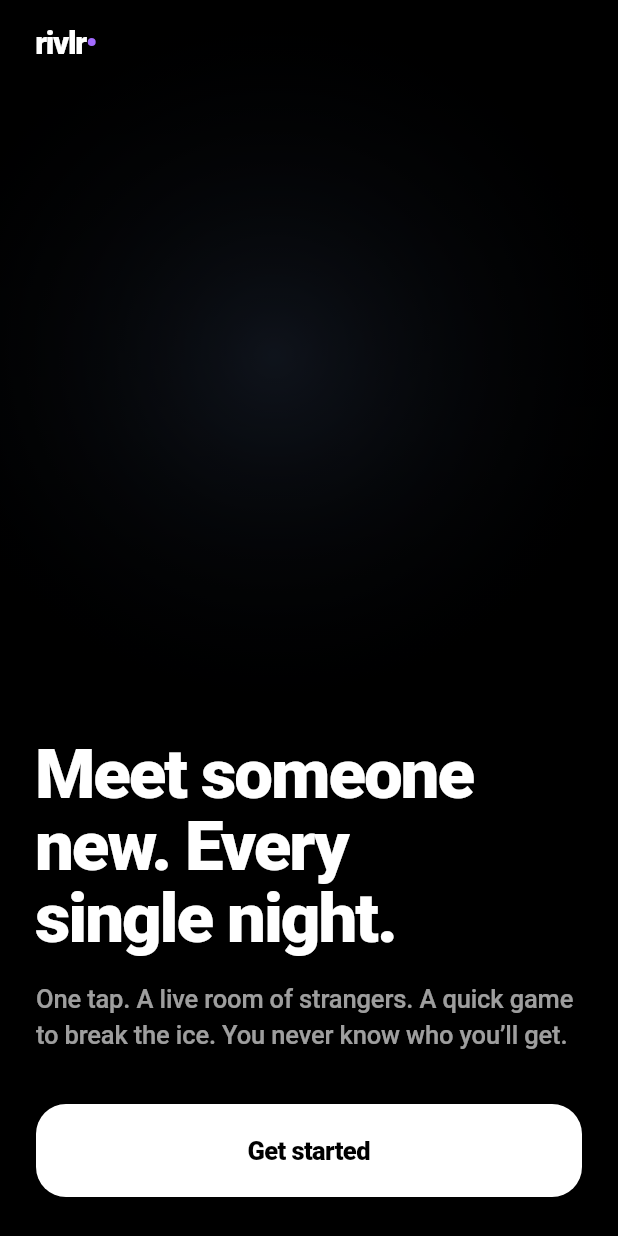
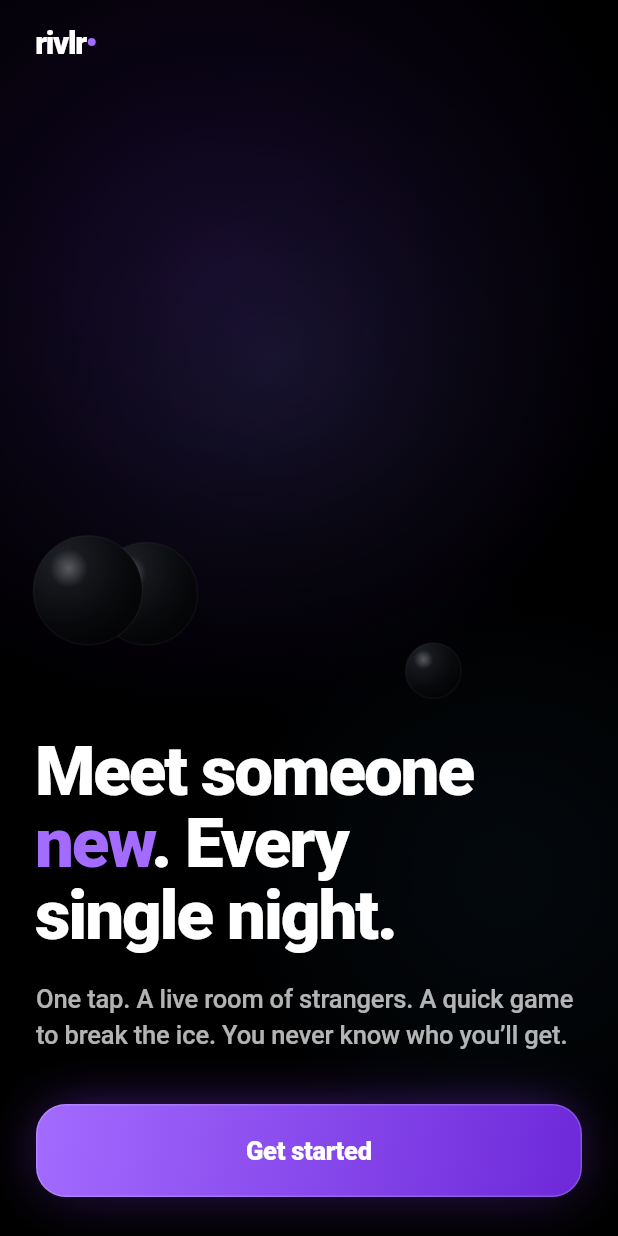
Before and after one commit to stossthegreat/Whatif, a Flutter app: the screen it shows after launch, on a phone screen of 412 x 824 dp. Run offline on Flutter 3.47's test engine with Material 3 defaults, Android fonts, the phone set to English and light mode, and no system bars; our stand-ins replace audioplayers, camera, shared_preferences, wakelock_plus; missing offline and left inert: flutter_webrtc, livekit_client; network calls fail.

Commit message:
Mirror selfie cam, fresh reel spins, world home, aurora onboarding, mega game pack, 5-round sessions (build +15)
Camera (for good this time): the Flutter camera plugin's iOS preview is
NOT mirrored — it shows the 'photo' view. Selfie views must mirror like
a bathroom mirror (FaceTime/Instagram behavior), so the horizontal flip
is back and documented as non-negotiable. Preview also fades in over
the placeholder so the sideways boot frames are never visible.

Finding reel: regenerates its items on every spin — new faces, new
flags, a different landing face each time.

Home: the redundant center PLAY button is gone (the tab orb owns
drop-in). The world screen now centers a huge living headcount with a
purple glow, chaos hour, the ticker, and a DROP IN pointer to the orb.

Onboarding glow-up: new Aurora ambient background (drifting purple/blue
glows + glossy obsidian orbs) behind signin/profile/welcome; purple
gradient Cta replaces flat white buttons everywhere; headline accent
words in purple; glowing age number.

Games: sessions are now 5 rounds (client + server). 15 new games added
to BOTH packs across three blocks — confessional (Hot Seat, Storytime,
Petty Court), performance (Speed Debate, Rap Battle, Scam Call,
Conspiracy Corner, Oscar Bait, Show & Tell), judgement (Superlatives,
Green Flag Red Flag, Delulu Check, Cursed Combos, NPC Mode).

Co-Authored-By: Claude Opus 4.8 <noreply@anthropic.com>
Claude-Session: https://claude.ai/code/session_01MViCSGeBizuqwZGbWhsG9P

```diff
--- a/lib/app.dart
+++ b/lib/app.dart
@@ -143,11 +143,11 @@ class _RootState extends State<_Root> {
     }
     if (rounds.isEmpty) {
       rounds = Cell.rollRounds(_rng, people.length);
-    } else if (rounds.length < 3) {
+    } else if (rounds.length < 5) {
       rounds = [
         ...rounds,
         ...Cell.rollRounds(_rng, people.length,
-            count: 3 - rounds.length, avoidKind: rounds.last.game.kind),
+            count: 5 - rounds.length, avoidKind: rounds.last.game.kind),
       ];
     }
     return Cell(people: people, rounds: rounds);
--- a/lib/models/game.dart
+++ b/lib/models/game.dart
@@ -301,6 +301,160 @@ class GameDef {
         ['Someone here is improvising. Point at who.'],
       ],
     ),
+    // ---- the confessional block (juice — people remember these) ------------
+    GameDef(
+      kind: GameKind.point, name: 'Hot Seat', hint: 'answer for real — juiciest wins',
+      minStrangers: 1, maxStrangers: 8,
+      prompts: [
+        ['Hot seat: your most embarrassing camera-roll photo — describe it'],
+        ['Hot seat: the dumbest thing you’ve ever cried about'],
+        ['Hot seat: your worst text-to-the-wrong-person story'],
+        ['Hot seat: the biggest L you’ve ever taken'],
+        ['Hot seat: your most irrational fear'],
+        ['Hot seat: the weirdest thing you’ve googled this week'],
+      ],
+    ),
+    GameDef(
+      kind: GameKind.point, name: 'Storytime', hint: '20 seconds — best story takes it',
+      minStrangers: 1, maxStrangers: 8,
+      prompts: [
+        ['Most embarrassing moment. 20 seconds. GO'],
+        ['Your worst date ever — make it quick'],
+        ['The dumbest thing you believed as a kid'],
+        ['Your most unhinged 3am decision'],
+        ['A time you got caught lying'],
+        ['Your biggest public L'],
+      ],
+    ),
+    GameDef(
+      kind: GameKind.point, name: 'Petty Court', hint: 'confess — the pettiest wins',
+      minStrangers: 2, maxStrangers: 8,
+      prompts: [
+        ['Confess your pettiest move ever — pettiest wins'],
+        ['The pettiest reason you’ve ever ghosted someone'],
+        ['Your pettiest revenge story. GO'],
+        ['The pettiest hill you will die on'],
+      ],
+    ),
+    // ---- the performance block (chaos on camera) ---------------------------
+    GameDef(
+      kind: GameKind.point, name: 'Speed Debate', hint: '15 seconds. full confidence.',
+      minStrangers: 1, maxStrangers: 8,
+      prompts: [
+        ['Defend: pineapple pizza is ELITE. 15 seconds'],
+        ['Argue: cereal is a soup. Mean it.'],
+        ['Defend: socks with sandals are fashion'],
+        ['Argue: pigeons are government drones'],
+        ['Defend: showering at night is superior'],
+        ['Argue: the gym at 6am is a personality disorder'],
+      ],
+    ),
+    GameDef(
+      kind: GameKind.point, name: 'Rap Battle', hint: 'one bar. no beat. all heart.',
+      minStrangers: 2, maxStrangers: 8,
+      prompts: [
+        ['One bar about the person on your right. GO'],
+        ['Freestyle about your breakfast'],
+        ['Drop a bar about this app'],
+        ['Rap your morning routine'],
+      ],
+    ),
+    GameDef(
+      kind: GameKind.point, name: 'Scam Call', hint: 'commit to the bit — best scam wins',
+      minStrangers: 1, maxStrangers: 8,
+      prompts: [
+        ['You’re a scam caller. Convince the room they won a cruise'],
+        ['Sell the room a fake crypto coin'],
+        ['You’re tech support. The problem is fake. Fix it anyway'],
+        ['Cold-call the room about their car’s extended warranty'],
+      ],
+    ),
+    GameDef(
+      kind: GameKind.point, name: 'Conspiracy Corner', hint: 'pitch it like you believe it',
+      minStrangers: 1, maxStrangers: 8,
+      prompts: [
+        ['Pitch a conspiracy about birds. Full confidence'],
+        ['Explain why the moon is fake'],
+        ['Convince us your neighbour is a time traveller'],
+        ['Reveal what’s REALLY in airline food'],
+      ],
+    ),
+    GameDef(
+      kind: GameKind.point, name: 'Oscar Bait', hint: 'dramatic acting. tiny problem.',
+      minStrangers: 1, maxStrangers: 8,
+      prompts: [
+        ['Dramatic scene: your toast burned. ACT.'],
+        ['Cry about losing the TV remote — Oscar level'],
+        ['Dramatic monologue: the wifi went down'],
+        ['Win an award. Thank your haters. Tears.'],
+      ],
+    ),
+    GameDef(
+      kind: GameKind.point, name: 'Show & Tell', hint: 'grab it — best object wins',
+      minStrangers: 1, maxStrangers: 8,
+      prompts: [
+        ['Grab the weirdest thing within reach — best object wins'],
+        ['Show the oldest thing in the room'],
+        ['Grab something that describes your personality'],
+        ['Show your most prized possession under a tenner'],
+      ],
+    ),
+    // ---- the judgement block (vote on each other — addictive) --------------
+    GameDef(
+      kind: GameKind.point, name: 'Superlatives', hint: 'the room decides who',
+      minStrangers: 2, maxStrangers: 8,
+      prompts: [
+        ['Most likely to have a secret finsta'],
+        ['Most likely to cry over a situationship'],
+        ['Most likely to join a pyramid scheme'],
+        ['Most likely to get famous for something embarrassing'],
+        ['Most likely to argue with a self-checkout machine'],
+        ['Most likely to text their ex tonight'],
+      ],
+    ),
+    GameDef(
+      kind: GameKind.poll, name: 'Green Flag Red Flag', hint: 'judge them. instantly.',
+      minStrangers: 1, maxStrangers: 8,
+      prompts: [
+        ['They reply in 0.2 seconds', 'green flag', 'red flag'],
+        ['They still follow all their exes', 'green flag', 'red flag'],
+        ['They clap when the plane lands', 'green flag', 'red flag'],
+        ['All their exes are “crazy”', 'green flag', 'red flag'],
+        ['They talk to their pet in a baby voice', 'green flag', 'red flag'],
+        ['Their camera roll is 90% selfies', 'green flag', 'red flag'],
+      ],
+    ),
+    GameDef(
+      kind: GameKind.thumbs, name: 'Delulu Check', hint: '👍 = you actually believe it',
+      minStrangers: 1, maxStrangers: 8,
+      prompts: [
+        ['I could land a plane in an emergency'],
+        ['I could survive a zombie apocalypse'],
+        ['I’d win an argument with my therapist'],
+        ['I’m the funniest person I know'],
+        ['I could go pro if I trained for a year'],
+        ['A celebrity would 100% date me'],
+      ],
+    ),
+    GameDef(
+      kind: GameKind.same, name: 'Cursed Combos', hint: 'pick the worst — match the room',
+      minStrangers: 1, maxStrangers: 8,
+      prompts: [
+        ['Worst pizza topping', 'toothpaste', 'mayo ice cream', 'wet socks', 'gravel'],
+        ['Worst superpower', 'always slightly damp', 'teleport 3cm', 'invisible when nobody looks', 'talk to pigeons'],
+        ['Worst thing to say at a funeral', 'nice turnout', 'he owed me money', 'who’s hungry?', 'awkwarddd'],
+        ['Worst wifi name', 'FBI van 12', 'virus.exe', 'mum click here', 'definitely not spying'],
+      ],
+    ),
+    GameDef(
+      kind: GameKind.freeze, name: 'NPC Mode', hint: 'you are not a real person. hold it.',
+      minStrangers: 1, maxStrangers: 8,
+      prompts: [
+        ['Everyone act like an NPC. First to break loses'],
+        ['You’re all mannequins. HOLD IT'],
+        ['Buffering robots. Do not un-buffer.'],
+      ],
+    ),
   ];
 
   static const bag = [1, 1, 1, 2, 2, 3, 3, 5];
@@ -349,7 +503,7 @@ class Cell {
   static List<RoundDef> rollRounds(
     Random r,
     int strangers, {
-    int count = 3,
+    int count = 5,
     GameKind? avoidKind,
     Set<String> recentHeads = const {},
   }) {
--- a/lib/screens/finding_screen.dart
+++ b/lib/screens/finding_screen.dart
@@ -29,7 +29,7 @@ class _FindingScreenState extends State<FindingScreen> with SingleTickerProvider
 
   late final AnimationController _c =
       AnimationController(vsync: this, duration: const Duration(milliseconds: 2400));
-  late final List<_Item> _items;
+  late List<_Item> _items;
   int _lastCenter = -1;
   bool _matched = false;
 
@@ -37,13 +37,15 @@ class _FindingScreenState extends State<FindingScreen> with SingleTickerProvider
   void initState() {
     super.initState();
     WakelockPlus.enable(); // don't let the screen sleep while matching
-    _items = List.generate(_count, (i) => _Item.build(i, i == _winner, _rng));
     _c.addListener(_onTick);
     _spin();
   }
 
   void _spin() {
     _matched = false;
+    // a fresh reel every spin — new faces, new flags, a different landing
+    // face each time. The slot machine never repeats itself.
+    _items = List.generate(_count, (i) => _Item.build(i, i == _winner, _rng));
     _c.forward(from: 0).whenComplete(() {
       if (!mounted) return;
       if (widget.waitForExternal) {
--- a/lib/screens/main_shell.dart
+++ b/lib/screens/main_shell.dart
@@ -48,7 +48,7 @@ class _MainShellState extends State<MainShell> {
             child: IndexedStack(
               index: _tab,
               children: [
-                HomeScreen(onPlay: widget.onPlay, onSignOut: widget.onSignOut),
+                HomeScreen(onSignOut: widget.onSignOut),
                 MeScreen(embedded: true, onSignOut: widget.onSignOut),
               ],
             ),
--- a/lib/screens/welcome_screen.dart
+++ b/lib/screens/welcome_screen.dart
@@ -1,6 +1,7 @@
 import 'package:flutter/material.dart';
 import '../core/haptics.dart';
 import '../theme/tokens.dart';
+import '../widgets/aurora.dart';
 import '../widgets/glass.dart';
 import '../widgets/self_view.dart';
 
@@ -17,7 +18,8 @@ class WelcomeScreen extends StatelessWidget {
       body: Stack(
         fit: StackFit.expand,
         children: [
-          const Opacity(opacity: 0.45, child: SelfView(grade: true)),
+          const Opacity(opacity: 0.4, child: SelfView(grade: true)),
+          const Aurora(orbs: 3, opacity: 0.8),
           SafeArea(
             child: Padding(
               padding: EdgeInsets.symmetric(horizontal: r.gutter),
@@ -27,23 +29,26 @@ class WelcomeScreen extends StatelessWidget {
                   const SizedBox(height: 18),
                   const Wordmark(size: 21),
                   const Spacer(),
-                  Text('Meet someone\nnew. Every\nsingle night.', style: T.huge(46 * r.scale)),
+                  RichText(
+                    text: TextSpan(
+                      style: T.huge(46 * r.scale),
+                      children: const [
+                        TextSpan(text: 'Meet someone\n'),
+                        TextSpan(text: 'new', style: TextStyle(color: C.sig)),
+                        TextSpan(text: '. Every\nsingle night.'),
+                      ],
+                    ),
+                  ),
                   const SizedBox(height: 18),
                   Text(
                     'One tap. A live room of strangers. A quick game to break the ice. '
                     'You never know who you’ll get.',
-                    style: T.body.copyWith(fontSize: 17),
+                    style: T.body.copyWith(fontSize: 17, color: Colors.white70),
                   ),
                   const SizedBox(height: 34),
-                  Press(
-                    haptic: false,
+                  Cta(
+                    label: 'Get started',
                     onTap: () { Buzz.commit(); onNext(); },
-                    child: Container(
-                      height: 62,
-                      alignment: Alignment.center,
-                      decoration: BoxDecoration(color: Colors.white, borderRadius: BorderRadius.circular(20)),
-                      child: Text('Get started', style: T.h3.copyWith(color: Colors.black, fontSize: 17)),
-                    ),
                   ),
                   const SizedBox(height: 26),
                 ],
--- /dev/null
+++ b/lib/widgets/aurora.dart
@@ -0,0 +1,121 @@
+import 'dart:math' as math;
+import 'package:flutter/material.dart';
+import '../theme/tokens.dart';
+
+/// The ambient layer behind every "quiet" screen — two purple/blue glows
+/// drifting on true black with a few glossy obsidian orbs floating through.
+/// Subtle on purpose: atmosphere, never noise. This is what separates a
+/// premium black screen from a flat one.
+class Aurora extends StatefulWidget {
+  const Aurora({super.key, this.orbs = 4, this.opacity = 1});
+  final int orbs;
+  final double opacity;
+
+  @override
+  State<Aurora> createState() => _AuroraState();
+}
+
+class _AuroraState extends State<Aurora> with SingleTickerProviderStateMixin {
+  late final AnimationController _c =
+      AnimationController(vsync: this, duration: const Duration(seconds: 26))..repeat();
+  late final List<_Orb> _orbs;
+
+  @override
+  void initState() {
+    super.initState();
+    final r = math.Random();
+    _orbs = List.generate(widget.orbs, (_) => _Orb.random(r));
+  }
+
+  @override
+  void dispose() {
+    _c.dispose();
+    super.dispose();
+  }
+
+  @override
+  Widget build(BuildContext context) {
+    return IgnorePointer(
+      child: Opacity(
+        opacity: widget.opacity,
+        child: RepaintBoundary(
+          child: AnimatedBuilder(
+            animation: _c,
+            builder: (context, _) => CustomPaint(
+              size: Size.infinite,
+              painter: _AuroraPainter(_c.value, _orbs),
+            ),
+          ),
+        ),
+      ),
+    );
+  }
+}
+
+class _Orb {
+  _Orb(this.ax, this.ay, this.fx, this.fy, this.phase, this.size);
+  final double ax, ay, fx, fy, phase, size;
+  static _Orb random(math.Random r) => _Orb(
+        0.12 + r.nextDouble() * 0.76,
+        0.08 + r.nextDouble() * 0.5,
+        0.03 + r.nextDouble() * 0.05,
+        0.025 + r.nextDouble() * 0.045,
+        r.nextDouble(),
+        16 + r.nextDouble() * 22,
+      );
+}
+
+class _AuroraPainter extends CustomPainter {
+  _AuroraPainter(this.t, this.orbs);
+  final double t;
+  final List<_Orb> orbs;
+
+  @override
+  void paint(Canvas canvas, Size size) {
+    final tau = math.pi * 2;
+
+    void glow(Color c, double cx, double cy, double rad, double op) {
+      final paint = Paint()
+        ..blendMode = BlendMode.plus
+        ..shader = RadialGradient(colors: [c.withOpacity(op), c.withOpacity(0)])
+            .createShader(Rect.fromCircle(
+                center: Offset(cx * size.width, cy * size.height), radius: rad));
+      canvas.drawCircle(Offset(cx * size.width, cy * size.height), rad, paint);
+    }
+
+    glow(C.purpleDeep, 0.24 + 0.1 * math.sin(t * tau), 0.24 + 0.07 * math.cos(t * tau),
+        size.width * 0.75, 0.20);
+    glow(C.blue, 0.8 + 0.07 * math.cos(t * tau * 0.7), 0.65 + 0.06 * math.sin(t * tau * 0.9),
+        size.width * 0.5, 0.07);
+
+    // glossy obsidian orbs drifting through
+    for (final o in orbs) {
+      final cx = (o.ax + o.fx * math.sin((t + o.phase) * tau)) * size.width;
+      final cy = (o.ay + o.fy * math.cos((t + o.phase) * tau * 0.8)) * size.height;
+      final c = Offset(cx, cy);
+      final body = Paint()
+        ..shader = RadialGradient(
+          center: const Alignment(-0.45, -0.55),
+          radius: 1.05,
+          colors: const [Color(0xFF262930), Color(0xFF0B0C0F), Color(0xFF000000)],
+          stops: const [0.0, 0.55, 1.0],
+        ).createShader(Rect.fromCircle(center: c, radius: o.size));
+      canvas.drawCircle(c, o.size, body);
+      canvas.drawCircle(
+          c, o.size, Paint()
+            ..style = PaintingStyle.stroke
+            ..strokeWidth = 1
+            ..color = Colors.white.withOpacity(0.05));
+      // specular glint
+      final glint = Paint()
+        ..shader = RadialGradient(
+          colors: [Colors.white.withOpacity(0.35), Colors.white.withOpacity(0)],
+        ).createShader(Rect.fromCircle(
+            center: c.translate(-o.size * 0.35, -o.size * 0.4), radius: o.size * 0.35));
+      canvas.drawCircle(c.translate(-o.size * 0.35, -o.size * 0.4), o.size * 0.35, glint);
+    }
+  }
+
+  @override
+  bool shouldRepaint(_AuroraPainter old) => old.t != t;
+}
--- a/lib/widgets/glass.dart
+++ b/lib/widgets/glass.dart
@@ -138,3 +138,42 @@ class _PressState extends State<Press> with SingleTickerProviderStateMixin {
     );
   }
 }
+
+/// The signature call-to-action — a purple gradient key with a breathing glow.
+/// Every "go" moment in the app uses this instead of a flat white slab.
+class Cta extends StatelessWidget {
+  const Cta({super.key, required this.label, this.onTap, this.height = 62});
+  final String label;
+  final VoidCallback? onTap;
+  final double height;
+
+  @override
+  Widget build(BuildContext context) {
+    return Press(
+      haptic: false,
+      onTap: onTap,
+      child: Opacity(
+        opacity: onTap == null ? 0.45 : 1,
+        child: Container(
+          height: height,
+          alignment: Alignment.center,
+          decoration: BoxDecoration(
+            gradient: const LinearGradient(
+              begin: Alignment.topLeft,
+              end: Alignment.bottomRight,
+              colors: [C.sig, C.purpleDeep],
+            ),
+            borderRadius: BorderRadius.circular(20),
+            border: Border.all(color: Colors.white.withOpacity(0.18)),
+            boxShadow: [
+              BoxShadow(color: C.sigGlow, blurRadius: 30, spreadRadius: -6),
+              const BoxShadow(color: Color(0x66000000), blurRadius: 16, offset: Offset(0, 8)),
+            ],
+          ),
+          child: Text(label,
+              style: T.h3.copyWith(color: Colors.white, fontSize: 17, letterSpacing: -0.2)),
+        ),
+      ),
+    );
+  }
+}
--- a/lib/widgets/self_view.dart
+++ b/lib/widgets/self_view.dart
@@ -26,10 +26,15 @@ class SelfView extends StatelessWidget {
           final size = cam.value.previewSize;
           final w = size?.height ?? 720.0;
           final h = size?.width ?? 1280.0;
-          // NOTE: on iOS the camera plugin already delivers the front-camera
-          // preview mirrored (selfie-style), so we must NOT flip it again — an
-          // extra flip is what makes it feel reversed ("go left, goes right").
-          inner = ClipRect(
+          // MIRROR — non-negotiable. The Flutter camera plugin's iOS preview is
+          // NOT mirrored (it shows what others see — the "ugly" photo view).
+          // A selfie view must behave like a bathroom mirror: lean left and
+          // your image leans toward the same edge of the screen you leaned to.
+          // That's FaceTime / Instagram behavior, and it's this flip.
+          inner = Transform(
+            alignment: Alignment.center,
+            transform: Matrix4.identity()..scale(-1.0, 1.0, 1.0),
+            child: ClipRect(
               child: OverflowBox(
                 maxWidth: double.infinity,
                 maxHeight: double.infinity,
@@ -38,6 +43,22 @@ class SelfView extends StatelessWidget {
                   child: SizedBox(width: w, height: h, child: CameraPreview(cam)),
                 ),
               ),
+            ),
+          );
+          // fade in over the placeholder so the first sideways/rotating frames
+          // of the camera boot are never visible
+          inner = TweenAnimationBuilder<double>(
+            tween: Tween(begin: 0, end: 1),
+            duration: const Duration(milliseconds: 450),
+            curve: Curves.easeOut,
+            builder: (context, v, child) => Stack(
+              fit: StackFit.expand,
+              children: [
+                const _Placeholder(),
+                Opacity(opacity: v, child: child),
+              ],
+            ),
+            child: inner,
           );
         } else {
           inner = const _Placeholder();
--- a/pubspec.yaml
+++ b/pubspec.yaml
@@ -16,7 +16,7 @@ publish_to: 'none' # Remove this line if you wish to publish to pub.dev
 # https://developer.apple.com/library/archive/documentation/General/Reference/InfoPlistKeyReference/Articles/CoreFoundationKeys.html
 # In Windows, build-name is used as the major, minor, and patch parts
 # of the product and file versions while build-number is used as the build suffix.
-version: 1.0.0+14
+version: 1.0.0+15
 
 environment:
   sdk: ^3.8.0
```
Also changed, not shown: lib/screens/home_screen.dart (+42 -38 lines), lib/screens/onboarding_screen.dart (+12 -16 lines), lib/screens/profile_screen.dart (+24 -16 lines), lib/screens/signin_screen.dart (+18 -2 lines), 2 other files. Lines whose indentation alone changed are shown as unchanged.
